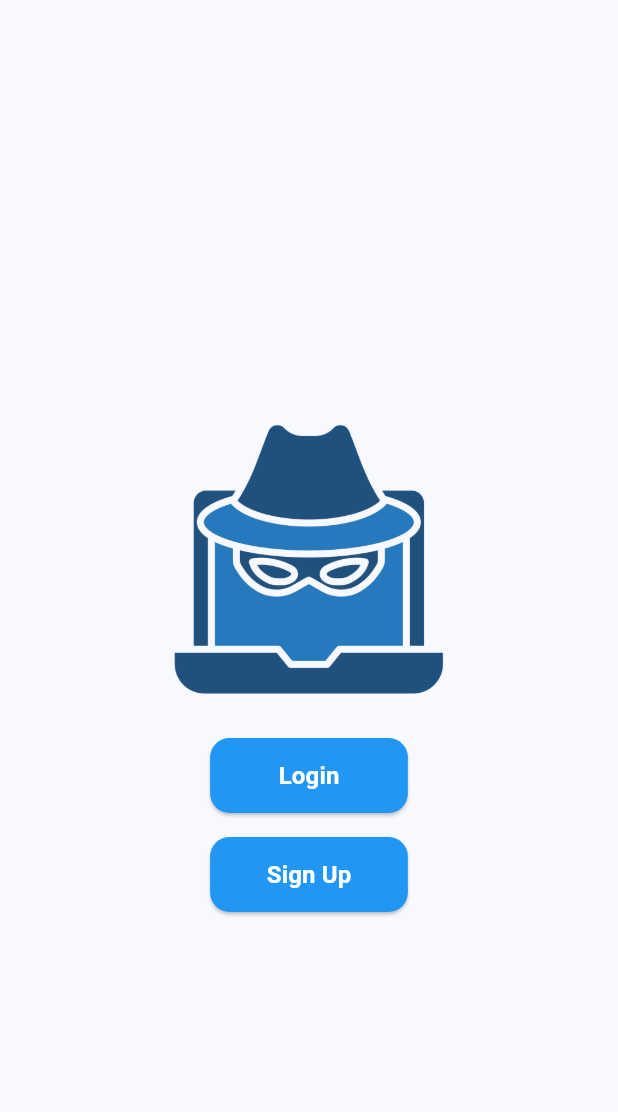
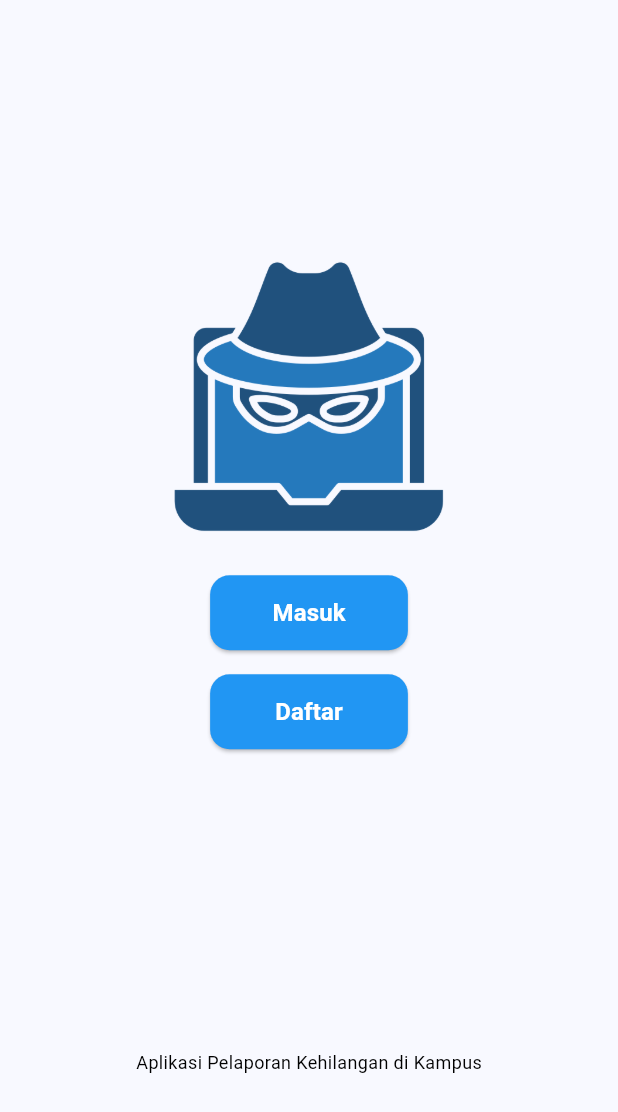
Before and after one commit to Kelompok-Pemrograman-Mobile/ProjectUTS_AplikasiLaporanKehilanganDiKampus, a Flutter app: the screen it shows after launch, on a phone screen of 412 x 824 dp. Shown: the top 1112 px of the screen. Run offline on Flutter 3.47's test engine with Material 3 defaults, Android fonts, the phone set to English and light mode, and no system bars; our stand-ins replace image_picker.

Commit message:
final project uts

```diff
--- a/lib/home.dart
+++ b/lib/home.dart
@@ -502,7 +502,7 @@ class _BuatLaporanPageState extends State<BuatLaporanPage> {
                   child: ElevatedButton(
                     onPressed: _submitForm,
                     child: Text(
-                      'Kirim',
+                      'Unggah',
                       style: TextStyle(
                         color: Colors.white,
                         fontSize: 16,
--- a/lib/login.dart
+++ b/lib/login.dart
@@ -88,7 +88,7 @@ class _loginPage extends State<login> {
                           );
                         },
                         child: Text(
-                          'Sign In',
+                          'Masuk',
                           style: TextStyle(
                             color: Colors.white,
                             fontSize: 16,
@@ -114,7 +114,7 @@ class _loginPage extends State<login> {
                           );
                         },
                         child: Text(
-                          'Sign Up',
+                          'Daftar',
                           style: TextStyle(
                             color: Colors.white,
                             fontSize: 16,
--- a/lib/lupapassword.dart
+++ b/lib/lupapassword.dart
@@ -78,7 +78,7 @@ class _lupaPassword extends State<lupaPassword> {
                 SizedBox(height: 5),
                 TextFormGlobal(
                   controller: TextEditingController(),
-                  text: 'Confirm Password',
+                  text: 'Konfirmasi Password Baru',
                   textInputType: TextInputType.visiblePassword,
                   obscureText: true,
                 ),
--- a/lib/main.dart
+++ b/lib/main.dart
@@ -57,7 +57,7 @@ class _MyHomePageState extends State<MyHomePage> {
                 );
               },
               child: Text(
-                'Login',
+                'Masuk',
                 style: TextStyle(
                   color: Colors.white,
                   fontSize: 16,
@@ -82,7 +82,7 @@ class _MyHomePageState extends State<MyHomePage> {
                 );
               },
               child: Text(
-                'Sign Up',
+                'Daftar',
                 style: TextStyle(
                   color: Colors.white,
                   fontSize: 16,
@@ -95,6 +95,14 @@ class _MyHomePageState extends State<MyHomePage> {
                   borderRadius: BorderRadius.circular(13),
                 ),
                 backgroundColor: Colors.blue,
+              ),
+            ),
+            SizedBox(height: 200),
+            Text(
+              'Aplikasi Pelaporan Kehilangan di Kampus',
+              style: TextStyle(
+                fontSize: 12,
+                color: Colors.black,
               ),
             ),
           ],
--- a/lib/signup.dart
+++ b/lib/signup.dart
@@ -28,7 +28,7 @@ class _SignUp extends State<signUp> {
                   child: Container(
                     padding: EdgeInsets.all(8.0),
                     child: Text(
-                      "Sign Up",
+                      "Daftar Dulu Gaes!",
                       style: TextStyle(
                         fontSize: 25,
                         fontWeight: FontWeight.bold,
@@ -75,7 +75,7 @@ class _SignUp extends State<signUp> {
                 SizedBox(height: 5),
                 TextFormGlobal(
                   controller: TextEditingController(),
-                  text: 'Confirm Password',
+                  text: 'Konfirmasi Password',
                   textInputType: TextInputType.visiblePassword,
                   obscureText: true,
                 ),
@@ -90,7 +90,7 @@ class _SignUp extends State<signUp> {
                     );
                   },
                   child: Text(
-                    'Sign Up',
+                    'Daftar',
                     style: TextStyle(
                       fontWeight: FontWeight.w600,
                       color: Colors.white,
```
